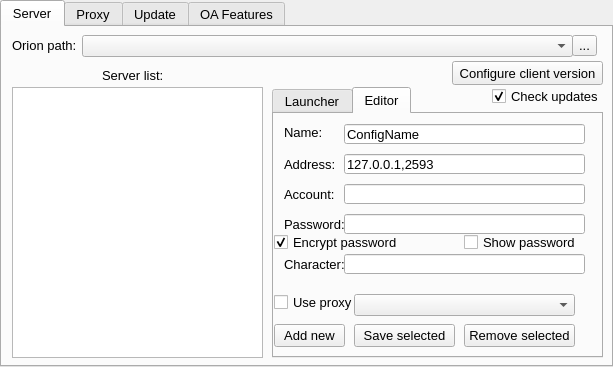
This is orionlauncherwindow.ui in Hotride/OrionLauncher as Qt 5 draws it before an edit. The edited form follows.
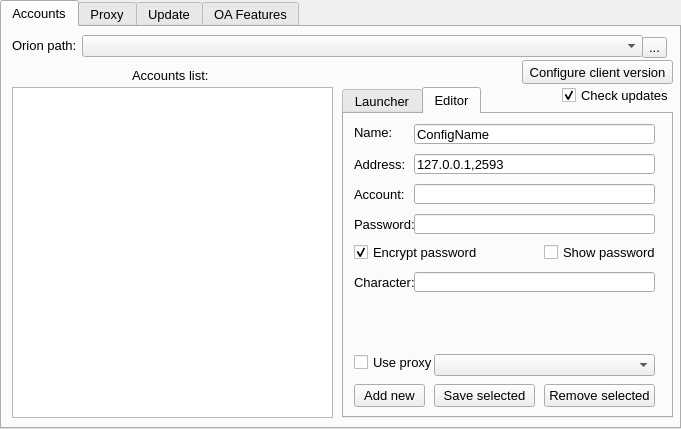
This is the edited form. The open tabs and pages were chosen to show the change.

The edit to the form file:
```diff
--- a/orionlauncherwindow.ui
+++ b/orionlauncherwindow.ui
@@ -6,8 +6,8 @@
    <rect>
     <x>0</x>
     <y>0</y>
-    <width>613</width>
-    <height>367</height>
+    <width>681</width>
+    <height>429</height>
    </rect>
   </property>
   <property name="font">
@@ -39,19 +39,19 @@
       </property>
       <widget class="QWidget" name="tb_Server">
        <attribute name="title">
-        <string>Server</string>
+        <string>Accounts</string>
        </attribute>
        <widget class="QLabel" name="label">
         <property name="geometry">
          <rect>
-          <x>100</x>
+          <x>130</x>
           <y>40</y>
-          <width>71</width>
+          <width>81</width>
           <height>16</height>
          </rect>
         </property>
         <property name="text">
-         <string>Server list:</string>
+         <string>Accounts list:</string>
         </property>
        </widget>
        <widget class="QListWidget" name="lw_ServerList">
@@ -59,18 +59,18 @@
          <rect>
           <x>10</x>
           <y>60</y>
-          <width>251</width>
-          <height>271</height>
+          <width>321</width>
+          <height>331</height>
          </rect>
         </property>
        </widget>
        <widget class="QTabWidget" name="tw_Server">
         <property name="geometry">
          <rect>
-          <x>270</x>
+          <x>340</x>
           <y>60</y>
           <width>331</width>
-          <height>271</height>
+          <height>331</height>
          </rect>
         </property>
         <property name="currentIndex">
@@ -202,8 +202,8 @@
          <widget class="QPushButton" name="pb_ServerAdd">
           <property name="geometry">
            <rect>
-            <x>0</x>
-            <y>210</y>
+            <x>10</x>
+            <y>270</y>
             <width>71</width>
             <height>23</height>
            </rect>
@@ -215,8 +215,8 @@
          <widget class="QCheckBox" name="cb_ServerEncryptPassword">
           <property name="geometry">
            <rect>
-            <x>0</x>
-            <y>120</y>
+            <x>10</x>
+            <y>130</y>
             <width>131</width>
             <height>17</height>
            </rect>
@@ -273,8 +273,8 @@
          <widget class="QCheckBox" name="cb_ServerShowPassword">
           <property name="geometry">
            <rect>
-            <x>190</x>
-            <y>120</y>
+            <x>200</x>
+            <y>130</y>
             <width>121</width>
             <height>17</height>
            </rect>
@@ -341,8 +341,8 @@
          <widget class="QPushButton" name="pb_ServerRemove">
           <property name="geometry">
            <rect>
-            <x>190</x>
-            <y>210</y>
+            <x>200</x>
+            <y>270</y>
             <width>111</width>
             <height>23</height>
            </rect>
@@ -367,8 +367,8 @@
          <widget class="QPushButton" name="pb_ServerSave">
           <property name="geometry">
            <rect>
-            <x>80</x>
-            <y>210</y>
+            <x>90</x>
+            <y>270</y>
             <width>101</width>
             <height>23</height>
            </rect>
@@ -380,8 +380,8 @@
          <widget class="QComboBox" name="cb_ServerProxy">
           <property name="geometry">
            <rect>
-            <x>80</x>
-            <y>180</y>
+            <x>90</x>
+            <y>240</y>
             <width>221</width>
             <height>22</height>
            </rect>
@@ -390,8 +390,8 @@
          <widget class="QCheckBox" name="cb_ServerUseProxy">
           <property name="geometry">
            <rect>
-            <x>0</x>
-            <y>180</y>
+            <x>10</x>
+            <y>240</y>
             <width>81</width>
             <height>17</height>
            </rect>
@@ -404,7 +404,7 @@
           <property name="geometry">
            <rect>
             <x>10</x>
-            <y>142</y>
+            <y>160</y>
             <width>61</width>
             <height>16</height>
            </rect>
@@ -417,7 +417,7 @@
           <property name="geometry">
            <rect>
             <x>70</x>
-            <y>140</y>
+            <y>158</y>
             <width>241</width>
             <height>20</height>
            </rect>
@@ -464,8 +464,8 @@
        <widget class="QToolButton" name="tb_SetOrionPath">
         <property name="geometry">
          <rect>
-          <x>570</x>
-          <y>8</y>
+          <x>640</x>
+          <y>10</y>
           <width>25</width>
           <height>21</height>
          </rect>
@@ -479,7 +479,7 @@
          <rect>
           <x>80</x>
           <y>8</y>
-          <width>491</width>
+          <width>561</width>
           <height>22</height>
          </rect>
         </property>
@@ -490,8 +490,8 @@
        <widget class="QCheckBox" name="cb_CheckUpdates">
         <property name="geometry">
          <rect>
-          <x>490</x>
-          <y>61</y>
+          <x>560</x>
+          <y>60</y>
           <width>111</width>
           <height>17</height>
          </rect>
@@ -506,8 +506,8 @@
        <widget class="QPushButton" name="pb_ConfigureClientVersion">
         <property name="geometry">
          <rect>
-          <x>450</x>
-          <y>34</y>
+          <x>520</x>
+          <y>33</y>
           <width>151</width>
           <height>24</height>
          </rect>
```
Left out of the diff: 123 changed lines with no effect on the pictures.
